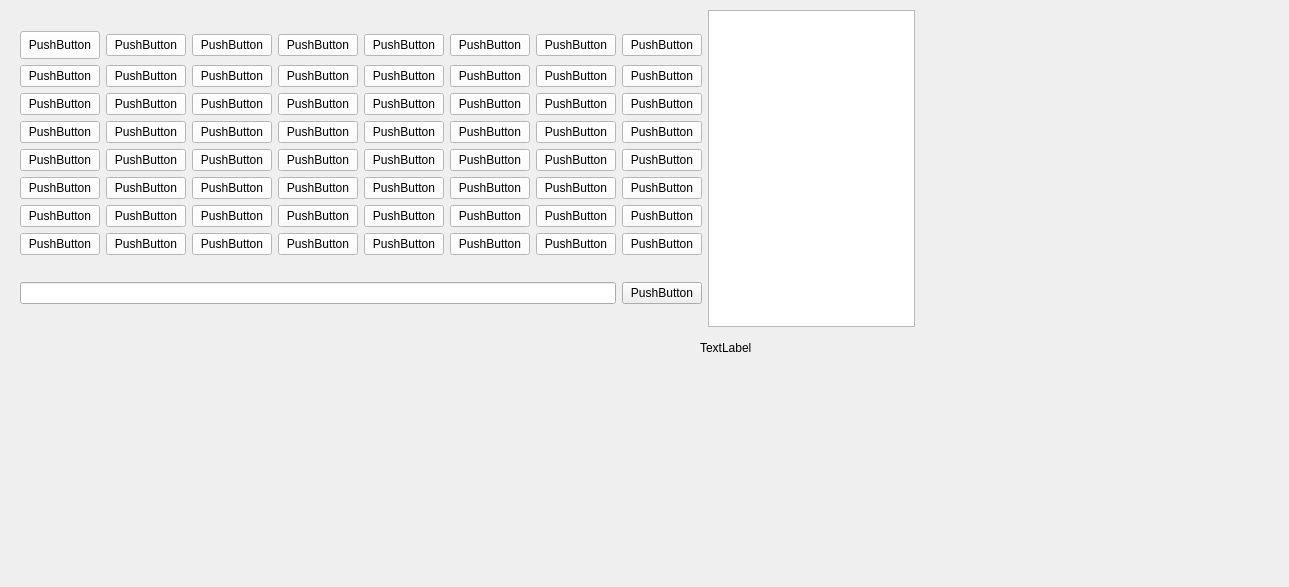
First picture: the form in Mots_cache/mainwindow.ui, repository AlexandreSeptembreYnov/mini-projet-C, before the edit.
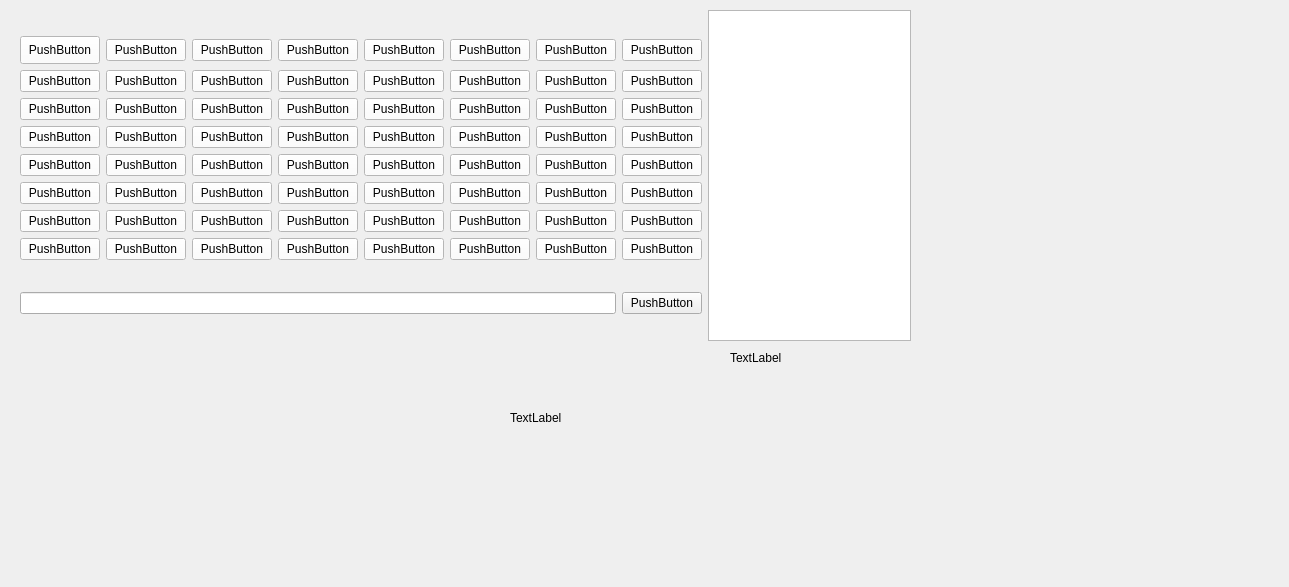
Second picture: the form after the edit.

What changed in the file:
```diff
--- a/Mots_cache/mainwindow.ui
+++ b/Mots_cache/mainwindow.ui
@@ -22,8 +22,8 @@
      <rect>
       <x>20</x>
       <y>10</y>
-      <width>895</width>
-      <height>317</height>
+      <width>891</width>
+      <height>331</height>
      </rect>
     </property>
     <layout class="QHBoxLayout" name="horizontalLayout_2">
@@ -905,8 +905,8 @@
    <widget class="QLabel" name="validation">
     <property name="geometry">
      <rect>
-      <x>700</x>
-      <y>340</y>
+      <x>730</x>
+      <y>350</y>
       <width>211</width>
       <height>16</height>
      </rect>
@@ -915,6 +915,19 @@
      <string>TextLabel</string>
     </property>
    </widget>
+   <widget class="QLabel" name="test">
+    <property name="geometry">
+     <rect>
+      <x>510</x>
+      <y>410</y>
+      <width>55</width>
+      <height>16</height>
+     </rect>
+    </property>
+    <property name="text">
+     <string>TextLabel</string>
+    </property>
+   </widget>
   </widget>
  </widget>
  <tabstops>
```
Left out of the diff: 860 changed lines with no effect on the pictures.
